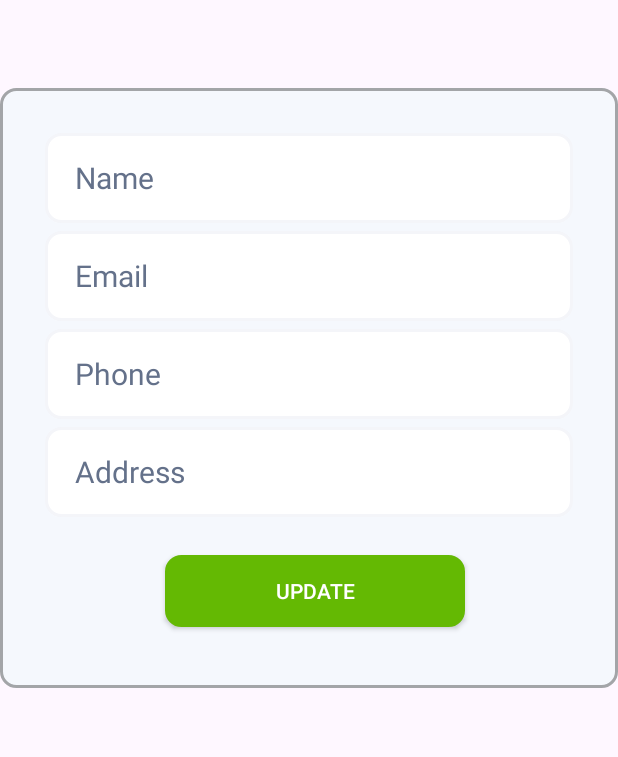
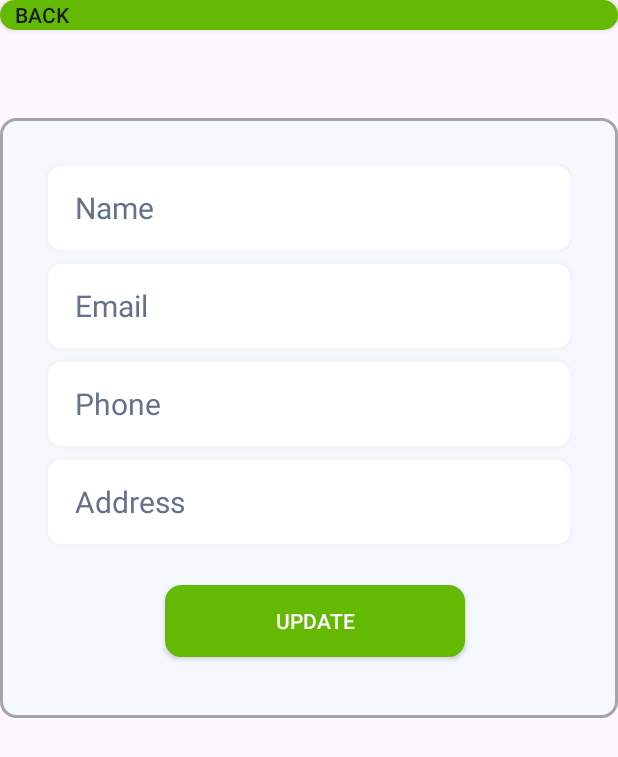
Before and after one commit to lazy-life/PRM392_Project, an Android app: the UserProfile screen opened directly, with no data from a screen before it, on a phone screen of 412 x 824 dp. Shown: the top 757 px of the screen. Run offline under Robolectric (Android 15) with nearby library versions, the phone set to English and light mode, and no system bars; our stand-ins replace Firebase (no records; nobody signed in at launch, a user with empty details on screens opened directly).

Commit message:
fix layout

```diff
--- a/app/src/main/java/com/example/delitesprm392project/user/UserProfile.java
+++ b/app/src/main/java/com/example/delitesprm392project/user/UserProfile.java
@@ -1,5 +1,6 @@
 package com.example.delitesprm392project.user;
 
+import android.content.Intent;
 import android.os.Bundle;
 import android.view.View;
 import android.widget.Button;
@@ -92,5 +93,13 @@ public class UserProfile extends AppCompatActivity {
                 });
             }
         });
+
+        findViewById(R.id.profileBack).setOnClickListener(new View.OnClickListener() {
+            @Override
+            public void onClick(View view) {
+                Intent intent = new Intent(view.getContext(), UserManagement.class);
+                view.getContext().startActivity(intent);
+            }
+        });
     }
 }
--- a/app/src/main/res/layout/user_profile.xml
+++ b/app/src/main/res/layout/user_profile.xml
@@ -3,11 +3,17 @@
     xmlns:tools="http://schemas.android.com/tools"
     android:layout_width="match_parent"
     android:layout_height="match_parent"
-    android:gravity="center_horizontal"
     android:orientation="vertical"
     tools:context=".user.UserProfile">
 
-
+    <androidx.appcompat.widget.AppCompatButton
+        android:textAlignment="textStart"
+        android:paddingStart="10dp"
+        android:id="@+id/profileBack"
+        android:layout_width="match_parent"
+        android:layout_height="20dp"
+        android:background="@drawable/shape_border_btn"
+        android:text="Back" />
     <TextView
         android:id="@+id/tvProfileName"
         android:layout_width="match_parent"
```
Also changed, not shown: app/src/main/java/com/example/delitesprm392project/user/UserManagement.java (+9 -0 lines), app/src/main/java/com/example/delitesprm392project/user/UserPassword.java (+9 -0 lines), app/src/main/res/layout/user_management.xml (+8 -0 lines), app/src/main/res/layout/user_password.xml (+8 -0 lines).
